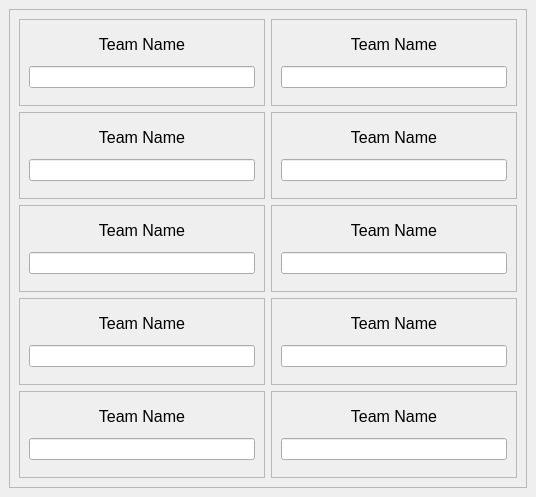
Before: the Qt Designer form UI_Files/team_window.ui in Thomas1B/Jeeopardy-, drawn with Qt 5.
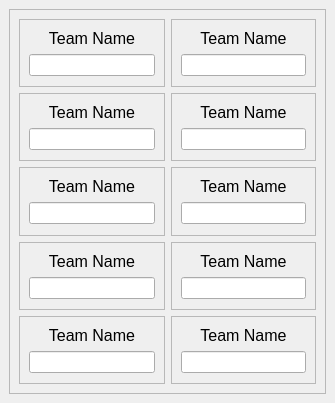
After: the same form once the commit is applied.

What changed in the file:
```diff
--- a/UI_Files/team_window.ui
+++ b/UI_Files/team_window.ui
@@ -6,8 +6,8 @@
    <rect>
     <x>0</x>
     <y>0</y>
-    <width>536</width>
-    <height>497</height>
+    <width>335</width>
+    <height>403</height>
    </rect>
   </property>
   <property name="windowTitle">
@@ -24,112 +24,6 @@
        <enum>QFrame::Raised</enum>
       </property>
       <layout class="QGridLayout" name="gridLayout_2">
-       <item row="0" column="1">
-        <widget class="QFrame" name="team_frame_2">
-         <property name="sizePolicy">
-          <sizepolicy hsizetype="Preferred" vsizetype="Preferred">
-           <horstretch>0</horstretch>
-           <verstretch>0</verstretch>
-          </sizepolicy>
-         </property>
-         <property name="frameShape">
-          <enum>QFrame::StyledPanel</enum>
-         </property>
-         <property name="frameShadow">
-          <enum>QFrame::Raised</enum>
-         </property>
-         <layout class="QVBoxLayout" name="verticalLayout_3">
-          <item>
-           <widget class="QLabel" name="team_name_3">
-            <property name="sizePolicy">
-             <sizepolicy hsizetype="Preferred" vsizetype="Fixed">
-              <horstretch>0</horstretch>
-              <verstretch>0</verstretch>
-             </sizepolicy>
-            </property>
-            <property name="font">
-             <font>
-              <family>Arial</family>
-              <pointsize>12</pointsize>
-             </font>
-            </property>
-            <property name="text">
-             <string>Team Name</string>
-            </property>
-            <property name="alignment">
-             <set>Qt::AlignCenter</set>
-            </property>
-           </widget>
-          </item>
-          <item>
-           <widget class="QLineEdit" name="lineEdit_2">
-            <property name="sizePolicy">
-             <sizepolicy hsizetype="Preferred" vsizetype="Fixed">
-              <horstretch>0</horstretch>
-              <verstretch>0</verstretch>
-             </sizepolicy>
-            </property>
-            <property name="readOnly">
-             <bool>false</bool>
-            </property>
-           </widget>
-          </item>
-         </layout>
-        </widget>
-       </item>
-       <item row="3" column="0">
-        <widget class="QFrame" name="team_frame_7">
-         <property name="sizePolicy">
-          <sizepolicy hsizetype="Preferred" vsizetype="Preferred">
-           <horstretch>0</horstretch>
-           <verstretch>0</verstretch>
-          </sizepolicy>
-         </property>
-         <property name="frameShape">
-          <enum>QFrame::StyledPanel</enum>
-         </property>
-         <property name="frameShadow">
-          <enum>QFrame::Raised</enum>
-         </property>
-         <layout class="QVBoxLayout" name="verticalLayout_8">
-          <item>
-           <widget class="QLabel" name="team_name_8">
-            <property name="sizePolicy">
-             <sizepolicy hsizetype="Preferred" vsizetype="Fixed">
-              <horstretch>0</horstretch>
-              <verstretch>0</verstretch>
-             </sizepolicy>
-            </property>
-            <property name="font">
-             <font>
-              <family>Arial</family>
-              <pointsize>12</pointsize>
-             </font>
-            </property>
-            <property name="text">
-             <string>Team Name</string>
-            </property>
-            <property name="alignment">
-             <set>Qt::AlignCenter</set>
-            </property>
-           </widget>
-          </item>
-          <item>
-           <widget class="QLineEdit" name="lineEdit_7">
-            <property name="sizePolicy">
-             <sizepolicy hsizetype="Preferred" vsizetype="Fixed">
-              <horstretch>0</horstretch>
-              <verstretch>0</verstretch>
-             </sizepolicy>
-            </property>
-            <property name="readOnly">
-             <bool>false</bool>
-            </property>
-           </widget>
-          </item>
-         </layout>
-        </widget>
-       </item>
        <item row="0" column="0">
         <widget class="QFrame" name="team_frame_1">
          <property name="sizePolicy">
@@ -183,166 +77,7 @@
          </layout>
         </widget>
        </item>
-       <item row="5" column="1">
-        <widget class="QFrame" name="team_frame_10">
-         <property name="sizePolicy">
-          <sizepolicy hsizetype="Preferred" vsizetype="Preferred">
-           <horstretch>0</horstretch>
-           <verstretch>0</verstretch>
-          </sizepolicy>
-         </property>
-         <property name="frameShape">
-          <enum>QFrame::StyledPanel</enum>
-         </property>
-         <property name="frameShadow">
-          <enum>QFrame::Raised</enum>
-         </property>
-         <layout class="QVBoxLayout" name="verticalLayout_11">
-          <item>
-           <widget class="QLabel" name="team_name_11">
-            <property name="sizePolicy">
-             <sizepolicy hsizetype="Preferred" vsizetype="Fixed">
-              <horstretch>0</horstretch>
-              <verstretch>0</verstretch>
-             </sizepolicy>
-            </property>
-            <property name="font">
-             <font>
-              <family>Arial</family>
-              <pointsize>12</pointsize>
-             </font>
-            </property>
-            <property name="text">
-             <string>Team Name</string>
-            </property>
-            <property name="alignment">
-             <set>Qt::AlignCenter</set>
-            </property>
-           </widget>
-          </item>
-          <item>
-           <widget class="QLineEdit" name="lineEdit_10">
-            <property name="sizePolicy">
-             <sizepolicy hsizetype="Preferred" vsizetype="Fixed">
-              <horstretch>0</horstretch>
-              <verstretch>0</verstretch>
-             </sizepolicy>
-            </property>
-            <property name="readOnly">
-             <bool>false</bool>
-            </property>
-           </widget>
-          </item>
-         </layout>
-        </widget>
-       </item>
-       <item row="3" column="1">
-        <widget class="QFrame" name="team_frame_8">
-         <property name="sizePolicy">
-          <sizepolicy hsizetype="Preferred" vsizetype="Preferred">
-           <horstretch>0</horstretch>
-           <verstretch>0</verstretch>
-          </sizepolicy>
-         </property>
-         <property name="frameShape">
-          <enum>QFrame::StyledPanel</enum>
-         </property>
-         <property name="frameShadow">
-          <enum>QFrame::Raised</enum>
-         </property>
-         <layout class="QVBoxLayout" name="verticalLayout_9">
-          <item>
-           <widget class="QLabel" name="team_name_9">
-            <property name="sizePolicy">
-             <sizepolicy hsizetype="Preferred" vsizetype="Fixed">
-              <horstretch>0</horstretch>
-              <verstretch>0</verstretch>
-             </sizepolicy>
-            </property>
-            <property name="font">
-             <font>
-              <family>Arial</family>
-              <pointsize>12</pointsize>
-             </font>
-            </property>
-            <property name="text">
-             <string>Team Name</string>
-            </property>
-            <property name="alignment">
-             <set>Qt::AlignCenter</set>
-            </property>
-           </widget>
-          </item>
-          <item>
-           <widget class="QLineEdit" name="lineEdit_8">
-            <property name="sizePolicy">
-             <sizepolicy hsizetype="Preferred" vsizetype="Fixed">
-              <horstretch>0</horstretch>
-              <verstretch>0</verstretch>
-             </sizepolicy>
-            </property>
-            <property name="readOnly">
-             <bool>false</bool>
-            </property>
-           </widget>
-          </item>
-         </layout>
-        </widget>
-       </item>
-       <item row="5" column="0">
-        <widget class="QFrame" name="team_frame_9">
-         <property name="sizePolicy">
-          <sizepolicy hsizetype="Preferred" vsizetype="Preferred">
-           <horstretch>0</horstretch>
-           <verstretch>0</verstretch>
-          </sizepolicy>
-         </property>
-         <property name="frameShape">
-          <enum>QFrame::StyledPanel</enum>
-         </property>
-         <property name="frameShadow">
-          <enum>QFrame::Raised</enum>
-         </property>
-         <layout class="QVBoxLayout" name="verticalLayout_7">
-          <item>
-           <widget class="QLabel" name="team_name_10">
-            <property name="sizePolicy">
-             <sizepolicy hsizetype="Preferred" vsizetype="Fixed">
-              <horstretch>0</horstretch>
-              <verstretch>0</verstretch>
-             </sizepolicy>
-            </property>
-            <property name="font">
-             <font>
-              <family>Arial</family>
-              <pointsize>12</pointsize>
-             </font>
-            </property>
-            <property name="text">
-             <string>Team Name</string>
-            </property>
-            <property name="alignment">
-             <set>Qt::AlignCenter</set>
-            </property>
-           </widget>
-          </item>
-          <item>
-           <widget class="QLineEdit" name="lineEdit_9">
-            <property name="sizePolicy">
-             <sizepolicy hsizetype="Preferred" vsizetype="Fixed">
-              <horstretch>0</horstretch>
-              <verstretch>0</verstretch>
-             </sizepolicy>
-            </property>
-            <property name="readOnly">
-             <bool>false</bool>
-            </property>
-           </widget>
-          </item>
-         </layout>
-        </widget>
-       </item>
-       <item row="1" column="0">
+       <item row="2" column="0">
         <widget class="QFrame" name="team_frame_3">
          <property name="sizePolicy">
           <sizepolicy hsizetype="Preferred" vsizetype="Preferred">
@@ -395,7 +130,7 @@
          </layout>
         </widget>
        </item>
-       <item row="1" column="1">
+       <item row="3" column="0">
         <widget class="QFrame" name="team_frame_4">
          <property name="sizePolicy">
           <sizepolicy hsizetype="Preferred" vsizetype="Preferred">
@@ -448,7 +183,60 @@
          </layout>
         </widget>
        </item>
-       <item row="2" column="0">
+       <item row="1" column="0">
+        <widget class="QFrame" name="team_frame_2">
+         <property name="sizePolicy">
+          <sizepolicy hsizetype="Preferred" vsizetype="Preferred">
+           <horstretch>0</horstretch>
+           <verstretch>0</verstretch>
+          </sizepolicy>
+         </property>
+         <property name="frameShape">
+          <enum>QFrame::StyledPanel</enum>
+         </property>
+         <property name="frameShadow">
+          <enum>QFrame::Raised</enum>
+         </property>
+         <layout class="QVBoxLayout" name="verticalLayout_3">
+          <item>
+           <widget class="QLabel" name="team_name_3">
+            <property name="sizePolicy">
+             <sizepolicy hsizetype="Preferred" vsizetype="Fixed">
+              <horstretch>0</horstretch>
+              <verstretch>0</verstretch>
+             </sizepolicy>
+            </property>
+            <property name="font">
+             <font>
+              <family>Arial</family>
+              <pointsize>12</pointsize>
+             </font>
+            </property>
+            <property name="text">
+             <string>Team Name</string>
+            </property>
+            <property name="alignment">
+             <set>Qt::AlignCenter</set>
+            </property>
+           </widget>
+          </item>
+          <item>
+           <widget class="QLineEdit" name="lineEdit_2">
+            <property name="sizePolicy">
+             <sizepolicy hsizetype="Preferred" vsizetype="Fixed">
+              <horstretch>0</horstretch>
+              <verstretch>0</verstretch>
+             </sizepolicy>
+            </property>
+            <property name="readOnly">
+             <bool>false</bool>
+            </property>
+           </widget>
+          </item>
+         </layout>
+        </widget>
+       </item>
+       <item row="4" column="0">
         <widget class="QFrame" name="team_frame_5">
          <property name="sizePolicy">
           <sizepolicy hsizetype="Preferred" vsizetype="Preferred">
@@ -501,7 +289,7 @@
          </layout>
         </widget>
        </item>
-       <item row="2" column="1">
+       <item row="0" column="1">
         <widget class="QFrame" name="team_frame_6">
          <property name="sizePolicy">
           <sizepolicy hsizetype="Preferred" vsizetype="Preferred">
@@ -554,6 +342,218 @@
          </layout>
         </widget>
        </item>
+       <item row="1" column="1">
+        <widget class="QFrame" name="team_frame_7">
+         <property name="sizePolicy">
+          <sizepolicy hsizetype="Preferred" vsizetype="Preferred">
+           <horstretch>0</horstretch>
+           <verstretch>0</verstretch>
+          </sizepolicy>
+         </property>
+         <property name="frameShape">
+          <enum>QFrame::StyledPanel</enum>
+         </property>
+         <property name="frameShadow">
+          <enum>QFrame::Raised</enum>
+         </property>
+         <layout class="QVBoxLayout" name="verticalLayout_8">
+          <item>
+           <widget class="QLabel" name="team_name_8">
+            <property name="sizePolicy">
+             <sizepolicy hsizetype="Preferred" vsizetype="Fixed">
+              <horstretch>0</horstretch>
+              <verstretch>0</verstretch>
+             </sizepolicy>
+            </property>
+            <property name="font">
+             <font>
+              <family>Arial</family>
+              <pointsize>12</pointsize>
+             </font>
+            </property>
+            <property name="text">
+             <string>Team Name</string>
+            </property>
+            <property name="alignment">
+             <set>Qt::AlignCenter</set>
+            </property>
+           </widget>
+          </item>
+          <item>
+           <widget class="QLineEdit" name="lineEdit_7">
+            <property name="sizePolicy">
+             <sizepolicy hsizetype="Preferred" vsizetype="Fixed">
+              <horstretch>0</horstretch>
+              <verstretch>0</verstretch>
+             </sizepolicy>
+            </property>
+            <property name="readOnly">
+             <bool>false</bool>
+            </property>
+           </widget>
+          </item>
+         </layout>
+        </widget>
+       </item>
+       <item row="2" column="1">
+        <widget class="QFrame" name="team_frame_8">
+         <property name="sizePolicy">
+          <sizepolicy hsizetype="Preferred" vsizetype="Preferred">
+           <horstretch>0</horstretch>
+           <verstretch>0</verstretch>
+          </sizepolicy>
+         </property>
+         <property name="frameShape">
+          <enum>QFrame::StyledPanel</enum>
+         </property>
+         <property name="frameShadow">
+          <enum>QFrame::Raised</enum>
+         </property>
+         <layout class="QVBoxLayout" name="verticalLayout_9">
+          <item>
+           <widget class="QLabel" name="team_name_9">
+            <property name="sizePolicy">
+             <sizepolicy hsizetype="Preferred" vsizetype="Fixed">
+              <horstretch>0</horstretch>
+              <verstretch>0</verstretch>
+             </sizepolicy>
+            </property>
+            <property name="font">
+             <font>
+              <family>Arial</family>
+              <pointsize>12</pointsize>
+             </font>
+            </property>
+            <property name="text">
+             <string>Team Name</string>
+            </property>
+            <property name="alignment">
+             <set>Qt::AlignCenter</set>
+            </property>
+           </widget>
+          </item>
+          <item>
+           <widget class="QLineEdit" name="lineEdit_8">
+            <property name="sizePolicy">
+             <sizepolicy hsizetype="Preferred" vsizetype="Fixed">
+              <horstretch>0</horstretch>
+              <verstretch>0</verstretch>
+             </sizepolicy>
+            </property>
+            <property name="readOnly">
+             <bool>false</bool>
+            </property>
+           </widget>
+          </item>
+         </layout>
+        </widget>
+       </item>
+       <item row="3" column="1">
+        <widget class="QFrame" name="team_frame_9">
+         <property name="sizePolicy">
+          <sizepolicy hsizetype="Preferred" vsizetype="Preferred">
+           <horstretch>0</horstretch>
+           <verstretch>0</verstretch>
+          </sizepolicy>
+         </property>
+         <property name="frameShape">
+          <enum>QFrame::StyledPanel</enum>
+         </property>
+         <property name="frameShadow">
+          <enum>QFrame::Raised</enum>
+         </property>
+         <layout class="QVBoxLayout" name="verticalLayout_7">
+          <item>
+           <widget class="QLabel" name="team_name_10">
+            <property name="sizePolicy">
+             <sizepolicy hsizetype="Preferred" vsizetype="Fixed">
+              <horstretch>0</horstretch>
+              <verstretch>0</verstretch>
+             </sizepolicy>
+            </property>
+            <property name="font">
+             <font>
+              <family>Arial</family>
+              <pointsize>12</pointsize>
+             </font>
+            </property>
+            <property name="text">
+             <string>Team Name</string>
+            </property>
+            <property name="alignment">
+             <set>Qt::AlignCenter</set>
+            </property>
+           </widget>
+          </item>
+          <item>
+           <widget class="QLineEdit" name="lineEdit_9">
+            <property name="sizePolicy">
+             <sizepolicy hsizetype="Preferred" vsizetype="Fixed">
+              <horstretch>0</horstretch>
+              <verstretch>0</verstretch>
+             </sizepolicy>
+            </property>
+            <property name="readOnly">
+             <bool>false</bool>
+            </property>
+           </widget>
+          </item>
+         </layout>
+        </widget>
+       </item>
+       <item row="4" column="1">
+        <widget class="QFrame" name="team_frame_10">
+         <property name="sizePolicy">
+          <sizepolicy hsizetype="Preferred" vsizetype="Preferred">
+           <horstretch>0</horstretch>
+           <verstretch>0</verstretch>
+          </sizepolicy>
+         </property>
+         <property name="frameShape">
+          <enum>QFrame::StyledPanel</enum>
+         </property>
+         <property name="frameShadow">
+          <enum>QFrame::Raised</enum>
+         </property>
+         <layout class="QVBoxLayout" name="verticalLayout_11">
+          <item>
+           <widget class="QLabel" name="team_name_11">
+            <property name="sizePolicy">
+             <sizepolicy hsizetype="Preferred" vsizetype="Fixed">
+              <horstretch>0</horstretch>
+              <verstretch>0</verstretch>
+             </sizepolicy>
+            </property>
+            <property name="font">
+             <font>
+              <family>Arial</family>
+              <pointsize>12</pointsize>
+             </font>
+            </property>
+            <property name="text">
+             <string>Team Name</string>
+            </property>
+            <property name="alignment">
+             <set>Qt::AlignCenter</set>
+            </property>
+           </widget>
+          </item>
+          <item>
+           <widget class="QLineEdit" name="lineEdit_10">
+            <property name="sizePolicy">
+             <sizepolicy hsizetype="Preferred" vsizetype="Fixed">
+              <horstretch>0</horstretch>
+              <verstretch>0</verstretch>
+             </sizepolicy>
+            </property>
+            <property name="readOnly">
+             <bool>false</bool>
+            </property>
+           </widget>
+          </item>
+         </layout>
+        </widget>
+       </item>
       </layout>
      </widget>
     </item>
```
Left out of the diff: 2 changed lines with no effect on the pictures.
